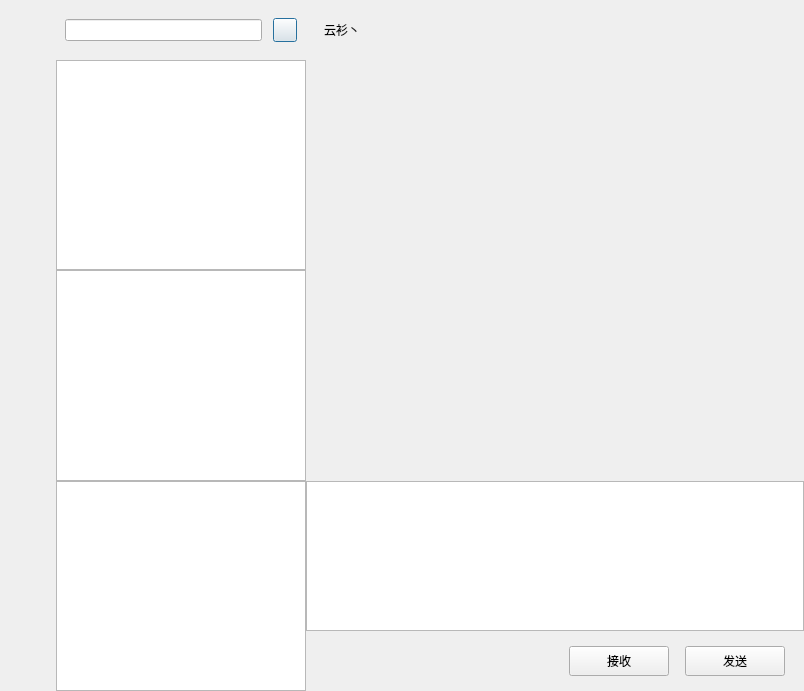
Above: zhaoy7chat/chatdialog.ui from Joey-zhaoy7/chat_learn before the change. Below: the same form after it.
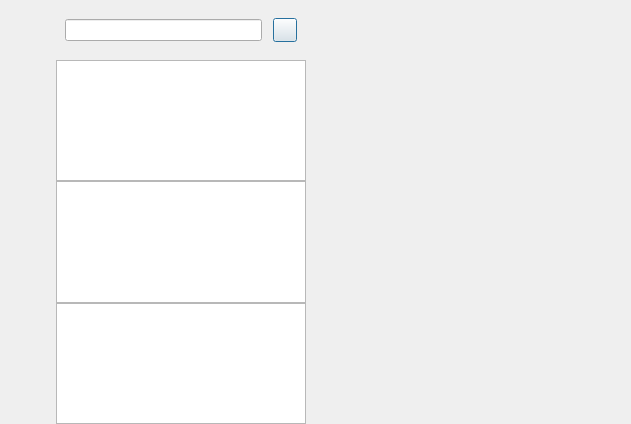
That is the form after the change. Custom widgets are drawn as their Qt base class.

Commit message: qt:implement dynamic loading of the chat list

Diff of the .ui file:
```diff
--- a/zhaoy7chat/chatdialog.ui
+++ b/zhaoy7chat/chatdialog.ui
@@ -6,8 +6,8 @@
    <rect>
     <x>0</x>
     <y>0</y>
-    <width>804</width>
-    <height>691</height>
+    <width>631</width>
+    <height>424</height>
    </rect>
   </property>
   <property name="windowTitle">
@@ -270,288 +270,9 @@
     </widget>
    </item>
    <item>
-    <widget class="QWidget" name="chat_data_wid" native="true">
-     <layout class="QVBoxLayout" name="verticalLayout_4">
-      <property name="spacing">
-       <number>0</number>
-      </property>
-      <property name="leftMargin">
-       <number>0</number>
-      </property>
-      <property name="topMargin">
-       <number>0</number>
-      </property>
-      <property name="rightMargin">
-       <number>0</number>
-      </property>
-      <property name="bottomMargin">
-       <number>0</number>
-      </property>
-      <item>
-       <widget class="QWidget" name="title_wid" native="true">
-        <property name="minimumSize">
-         <size>
-          <width>0</width>
-          <height>60</height>
-         </size>
-        </property>
-        <property name="maximumSize">
-         <size>
-          <width>16777215</width>
-          <height>60</height>
-         </size>
-        </property>
-        <layout class="QVBoxLayout" name="verticalLayout_5">
-         <item>
-          <widget class="QWidget" name="widget_2" native="true">
-           <layout class="QHBoxLayout" name="horizontalLayout_3">
-            <item>
-             <widget class="QLabel" name="title_lb">
-              <property name="text">
-               <string>云衫丶</string>
-              </property>
-             </widget>
-            </item>
-           </layout>
-          </widget>
-         </item>
-        </layout>
-       </widget>
-      </item>
-      <item>
-       <widget class="QWidget" name="chat_data_list" native="true"/>
-      </item>
-      <item>
-       <widget class="QWidget" name="tool_wid" native="true">
-        <property name="minimumSize">
-         <size>
-          <width>0</width>
-          <height>60</height>
-         </size>
-        </property>
-        <property name="maximumSize">
-         <size>
-          <width>16777215</width>
-          <height>60</height>
-         </size>
-        </property>
-        <layout class="QHBoxLayout" name="horizontalLayout_4">
-         <property name="leftMargin">
-          <number>2</number>
-         </property>
-         <property name="topMargin">
-          <number>2</number>
-         </property>
-         <property name="rightMargin">
-          <number>2</number>
-         </property>
-         <property name="bottomMargin">
-          <number>2</number>
-         </property>
-         <item>
-          <spacer name="horizontalSpacer_2">
-           <property name="orientation">
-            <enum>Qt::Orientation::Horizontal</enum>
-           </property>
-           <property name="sizeType">
-            <enum>QSizePolicy::Policy::Fixed</enum>
-           </property>
-           <property name="sizeHint" stdset="0">
-            <size>
-             <width>5</width>
-             <height>20</height>
-            </size>
-           </property>
-          </spacer>
-         </item>
-         <item>
-          <widget class="QLabel" name="emo_lb">
-           <property name="minimumSize">
-            <size>
-             <width>25</width>
-             <height>25</height>
-            </size>
-           </property>
-           <property name="maximumSize">
-            <size>
-             <width>25</width>
-             <height>25</height>
-            </size>
-           </property>
-           <property name="text">
-            <string/>
-           </property>
-          </widget>
-         </item>
-         <item>
-          <spacer name="horizontalSpacer_4">
-           <property name="orientation">
-            <enum>Qt::Orientation::Horizontal</enum>
-           </property>
-           <property name="sizeType">
-            <enum>QSizePolicy::Policy::Fixed</enum>
-           </property>
-           <property name="sizeHint" stdset="0">
-            <size>
-             <width>5</width>
-             <height>20</height>
-            </size>
-           </property>
-          </spacer>
-         </item>
-         <item>
-          <widget class="QLabel" name="file_lb">
-           <property name="minimumSize">
-            <size>
-             <width>25</width>
-             <height>25</height>
-            </size>
-           </property>
-           <property name="maximumSize">
-            <size>
-             <width>25</width>
-             <height>25</height>
-            </size>
-           </property>
-           <property name="text">
-            <string/>
-           </property>
-          </widget>
-         </item>
-         <item>
-          <spacer name="horizontalSpacer_3">
-           <property name="orientation">
-            <enum>Qt::Orientation::Horizontal</enum>
-           </property>
-           <property name="sizeHint" stdset="0">
-            <size>
-             <width>40</width>
-             <height>20</height>
-            </size>
-           </property>
-          </spacer>
-         </item>
-        </layout>
-       </widget>
-      </item>
-      <item>
-       <widget class="QTextEdit" name="chatEdit">
-        <property name="minimumSize">
-         <size>
-          <width>0</width>
-          <height>150</height>
-         </size>
-        </property>
-        <property name="maximumSize">
-         <size>
-          <width>16777215</width>
-          <height>150</height>
-         </size>
-        </property>
-       </widget>
-      </item>
-      <item>
-       <widget class="QWidget" name="widget_5" native="true">
-        <property name="minimumSize">
-         <size>
-          <width>0</width>
-          <height>60</height>
-         </size>
-        </property>
-        <property name="maximumSize">
-         <size>
-          <width>16777215</width>
-          <height>60</height>
-         </size>
-        </property>
-        <layout class="QHBoxLayout" name="horizontalLayout_5">
-         <item>
-          <spacer name="horizontalSpacer_5">
-           <property name="orientation">
-            <enum>Qt::Orientation::Horizontal</enum>
-           </property>
-           <property name="sizeHint" stdset="0">
-            <size>
-             <width>40</width>
-             <height>20</height>
-            </size>
-           </property>
-          </spacer>
-         </item>
-         <item>
-          <widget class="QPushButton" name="receive_btn">
-           <property name="minimumSize">
-            <size>
-             <width>100</width>
-             <height>30</height>
-            </size>
-           </property>
-           <property name="maximumSize">
-            <size>
-             <width>100</width>
-             <height>30</height>
-            </size>
-           </property>
-           <property name="text">
-            <string>接收</string>
-           </property>
-          </widget>
-         </item>
-         <item>
-          <spacer name="horizontalSpacer_7">
-           <property name="orientation">
-            <enum>Qt::Orientation::Horizontal</enum>
-           </property>
-           <property name="sizeType">
-            <enum>QSizePolicy::Policy::Fixed</enum>
-           </property>
-           <property name="sizeHint" stdset="0">
-            <size>
-             <width>10</width>
-             <height>20</height>
-            </size>
-           </property>
-          </spacer>
-         </item>
-         <item>
-          <widget class="QPushButton" name="send_btn">
-           <property name="minimumSize">
-            <size>
-             <width>100</width>
-             <height>30</height>
-            </size>
-           </property>
-           <property name="maximumSize">
-            <size>
-             <width>100</width>
-             <height>30</height>
-            </size>
-           </property>
-           <property name="text">
-            <string>发送</string>
-           </property>
-          </widget>
-         </item>
-         <item>
-          <spacer name="horizontalSpacer_6">
-           <property name="orientation">
-            <enum>Qt::Orientation::Horizontal</enum>
-           </property>
-           <property name="sizeType">
-            <enum>QSizePolicy::Policy::Fixed</enum>
-           </property>
-           <property name="sizeHint" stdset="0">
-            <size>
-             <width>10</width>
-             <height>20</height>
-            </size>
-           </property>
-          </spacer>
-         </item>
-        </layout>
-       </widget>
-      </item>
-     </layout>
+    <widget class="QStackedWidget" name="stackedWidget">
+     <widget class="ChatPage" name="chat_page"/>
+     <widget class="QWidget" name="friden_apply_page"/>
     </widget>
    </item>
   </layout>
@@ -572,6 +293,12 @@
    <extends>QListWidget</extends>
    <header location="global">chatuserlist.h</header>
   </customwidget>
+  <customwidget>
+   <class>ChatPage</class>
+   <extends>QWidget</extends>
+   <header location="global">chatpage.h</header>
+   <container>1</container>
+  </customwidget>
  </customwidgets>
  <resources/>
  <connections/>
```
The commit also changes 15 other files.
